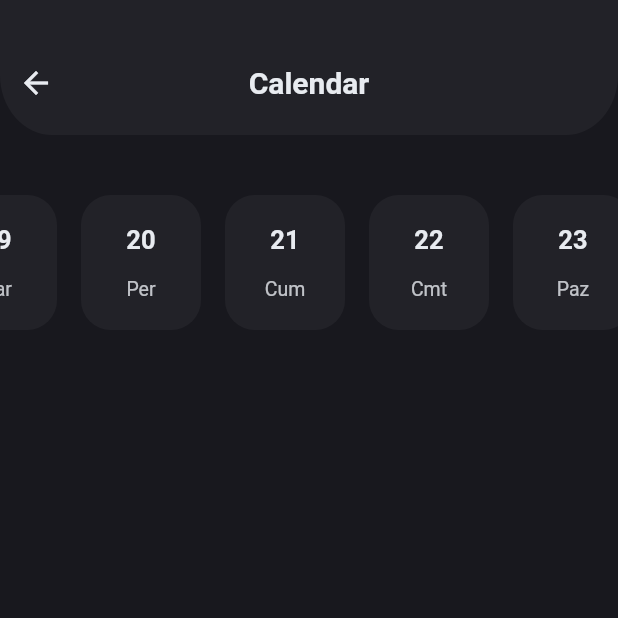
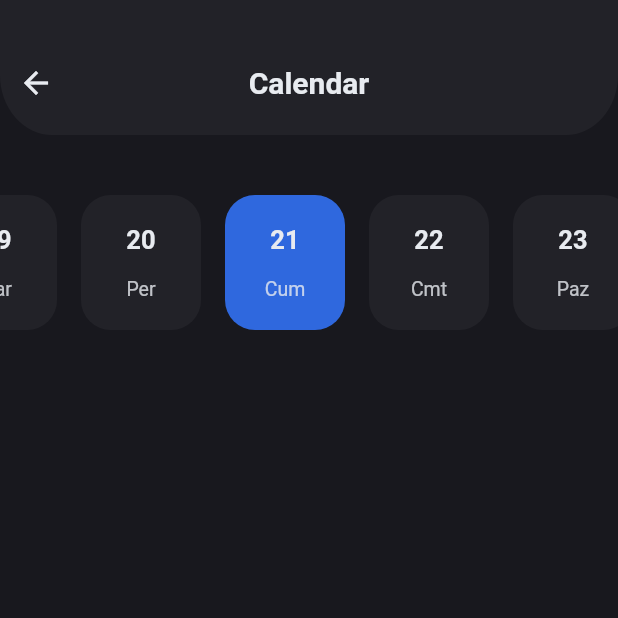
Before and after one commit to oguzhan2142/todo, a Flutter app: the CalendarScreen screen opened directly, on a phone screen of 412 x 824 dp, the top half of it. Run offline on Flutter 3.47's test engine with Material 2 defaults, Android fonts, the phone set to English and light mode, and no system bars; our stand-ins replace flutter_mobx, font_awesome_flutter, mobx, pie_chart, sleek_circular_slider; generated files the repository leaves out were written again.

```diff
--- a/lib/screens/calendar_screen/widgets/pick_day.dart
+++ b/lib/screens/calendar_screen/widgets/pick_day.dart
@@ -1,7 +1,8 @@
 import 'package:flutter/material.dart';
-
+import 'package:flutter_mobx/flutter_mobx.dart';
 import 'package:todo/constants/values.dart';
 import 'package:todo/screens/calendar_screen/widgets/date_box.dart';
+import 'package:todo/state/date_picker_state.dart';
 
 class PickDay extends StatefulWidget {
   @override
@@ -10,9 +11,15 @@ class PickDay extends StatefulWidget {
 
 class _PickDayState extends State<PickDay> {
   final controller = ScrollController();
+  late final datePickerState;
+  final now = DateTime.now();
+  late final int days;
+
   @override
   void initState() {
     super.initState();
+    days = daysInMonth(now);
+    datePickerState = DatePickerState(days, now.day);
     WidgetsBinding.instance!.addPostFrameCallback((_) => jumpToCurrentDay());
   }
 
@@ -32,9 +39,7 @@ class _PickDayState extends State<PickDay> {
 
   @override
   Widget build(BuildContext context) {
-    var now = DateTime.now();
     var firstDayOfCurrentMonth = DateTime(now.year, now.month, 1);
-    var days = daysInMonth(now);
 
     return Container(
       height: 90,
@@ -43,10 +48,14 @@ class _PickDayState extends State<PickDay> {
         scrollDirection: Axis.horizontal,
         itemBuilder: (context, index) {
           var datetime = firstDayOfCurrentMonth.add(Duration(days: index));
-
-          return DateBox(
-            dateTime: datetime,
-            isSelected: false,
+          return Observer(
+            builder: (_) => GestureDetector(
+              onTap: () => datePickerState.setSelected(index),
+              child: DateBox(
+                dateTime: datetime,
+                isSelected: datePickerState.isSelected[index],
+              ),
+            ),
           );
         },
         separatorBuilder: (context, index) => VerticalDivider(
--- /dev/null
+++ b/lib/state/date_picker_state.dart
@@ -0,0 +1,26 @@
+import 'package:mobx/mobx.dart';
+
+part 'date_picker_state.g.dart';
+
+class DatePickerState extends _DatePickerState with _$DatePickerState {
+  DatePickerState(int days, int currentDay) {
+    isSelected.addAll(List<bool>.generate(
+        days, (index) => index == currentDay - 1 ? true : false));
+  }
+}
+
+abstract class _DatePickerState with Store {
+  @observable
+  ObservableList isSelected = ObservableList<bool>();
+
+  @action
+  void setSelected(int index) {
+    for (var i = 0; i < isSelected.length; i++) {
+      if (i == index) {
+        isSelected[i] = true;
+      } else {
+        isSelected[i] = false;
+      }
+    }
+  }
+}
```
Also changed, not shown: lib/state/date_picker_state.g.dart (added).
